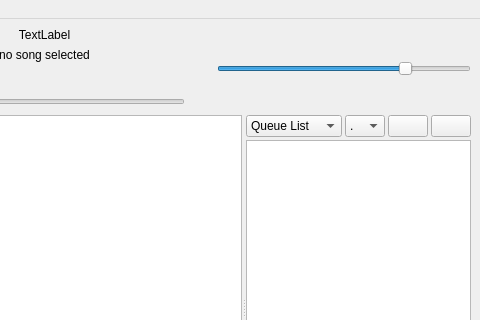
This is CODE/soundpp/soundpp-prototype/mainwindow.ui in b1t00/soundpp as Qt 5 draws it before an edit; both pictures show x 391 to 871 and y 0 to 320 of the 871 by 530 pixel window. The edited form follows.
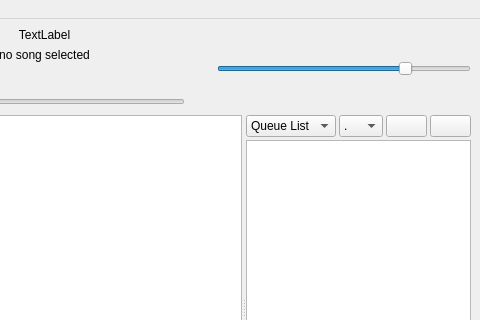
This is the edited form. Icons and pictures are not drawn.

Diff of the .ui file:
```diff
--- a/CODE/soundpp/soundpp-prototype/mainwindow.ui
+++ b/CODE/soundpp/soundpp-prototype/mainwindow.ui
@@ -411,7 +411,7 @@
               </property>
               <property name="maximumSize">
                <size>
-                <width>100</width>
+                <width>200</width>
                 <height>16777215</height>
                </size>
               </property>
@@ -437,7 +437,7 @@
               </property>
               <property name="maximumSize">
                <size>
-                <width>40</width>
+                <width>100</width>
                 <height>16777215</height>
                </size>
               </property>
@@ -478,7 +478,7 @@
               </property>
               <property name="maximumSize">
                <size>
-                <width>40</width>
+                <width>50</width>
                 <height>16777215</height>
                </size>
               </property>
@@ -497,7 +497,7 @@
               </property>
               <property name="maximumSize">
                <size>
-                <width>40</width>
+                <width>50</width>
                 <height>16777215</height>
                </size>
               </property>
```
